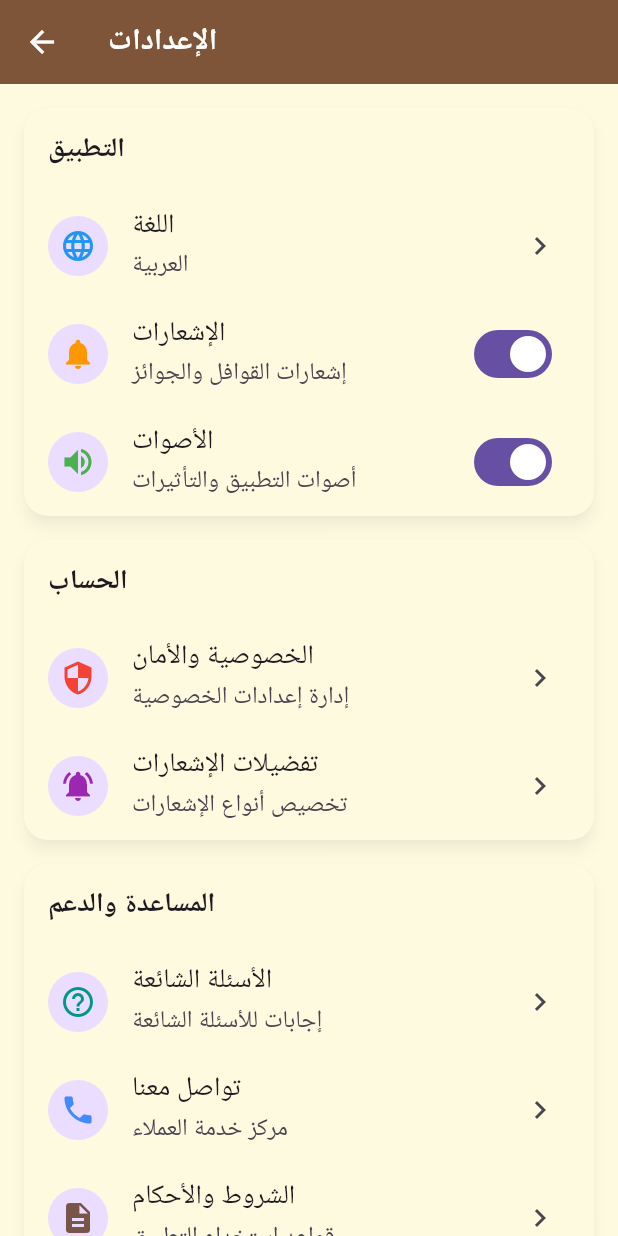
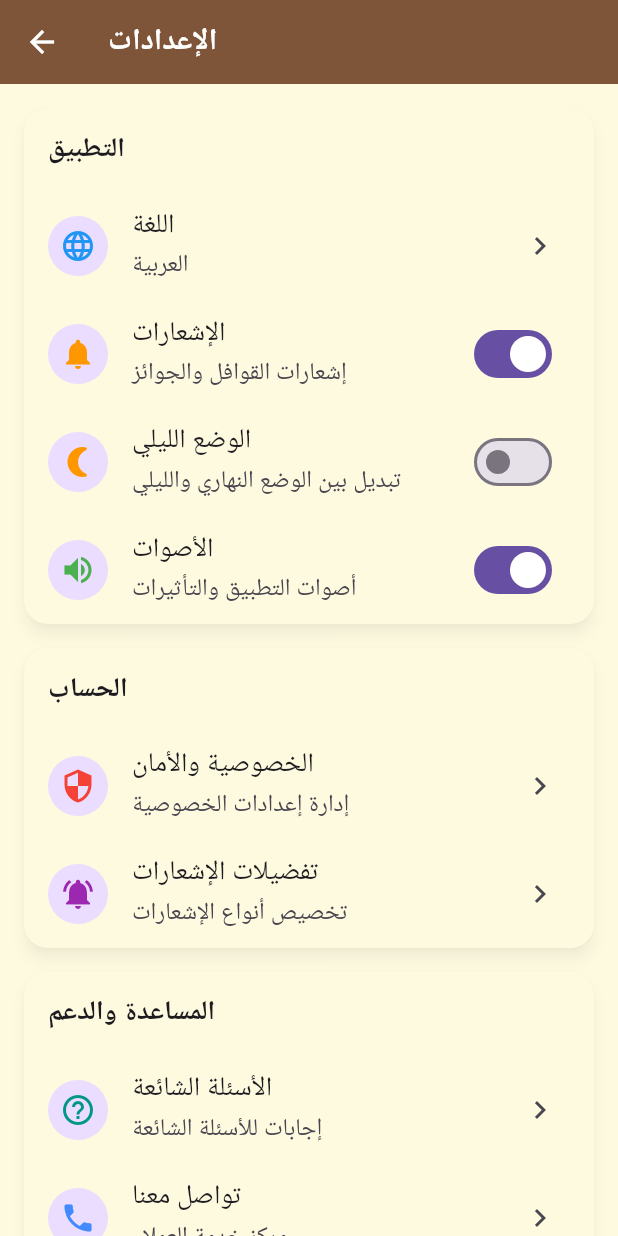
Before and after one commit to MahmoudAGaber/qafela-backend, a Flutter app: the SettingsScreen screen opened by its route, on a phone screen of 412 x 824 dp. Run offline on Flutter 3.47's test engine with Material 3 defaults, Android fonts, the phone set to English and light mode, and no system bars; our stand-ins replace image_picker; network calls fail.

Commit message:
Update index, main, widgets and add desert theme

```diff
--- a/lib/Settings.dart
+++ b/lib/Settings.dart
@@ -1,4 +1,6 @@
 import 'package:flutter/material.dart';
+import 'package:provider/provider.dart';
+import 'package:qafela/theme/theme_provider.dart';
 
 class SettingsScreen extends StatefulWidget {
   const SettingsScreen({super.key});
@@ -62,6 +64,16 @@ class _SettingsScreenState extends State<SettingsScreen> {
                   child: Icon(Icons.notifications, color: Colors.orange),
                 ),
               ),
+              SwitchListTile(
+                value: Provider.of<ThemeProvider>(context).isDark,
+                onChanged: (_) => Provider.of<ThemeProvider>(context, listen: false).toggleTheme(),
+                title: const Text("الوضع الليلي"),
+                subtitle: const Text("تبديل بين الوضع النهاري والليلي"),
+                secondary: const CircleAvatar(
+                  child: Icon(Icons.nightlight_round, color: Colors.orange),
+                ),
+              ),
+
               SwitchListTile(
                 value: soundsEnabled,
                 onChanged: (value) {
--- a/lib/index.dart
+++ b/lib/index.dart
@@ -19,7 +19,7 @@ class _IndexPageState extends State<IndexPage> {
 
   final mockUser = {
     "username": "محمد جابر",
-    "localRank": 86,
+
   };
 
   final mockLeaderboard = [
--- /dev/null
+++ b/lib/theme/desert_dark_theme.dart
@@ -0,0 +1,55 @@
+import 'package:flutter/material.dart';
+
+class DesertDarkTheme {
+  static final ThemeData theme = ThemeData(
+    brightness: Brightness.dark,
+    primaryColor: const Color(0xFF5D4037), // بني صحراوي داكن
+    scaffoldBackgroundColor: const Color(0xFF3E2723), // خلفية داكنة
+    appBarTheme: const AppBarTheme(
+      backgroundColor: Color(0xFF000000),
+      foregroundColor: Colors.white,
+      elevation: 2,
+    ),
+    colorScheme: const ColorScheme.dark(
+      primary: Color(0xFF5D4037),
+      secondary: Color(0xFFFFA000), // لون أصفر رملي للـ accents
+      background: Color(0xFF3E2723),
+      surface: Color(0xFF4E342E),
+      onPrimary: Colors.white,
+      onSecondary: Colors.black,
+      onSurface: Colors.white,
+    ),
+    floatingActionButtonTheme: const FloatingActionButtonThemeData(
+      backgroundColor: Color(0xFFFFA000),
+      foregroundColor: Colors.brown,
+    ),
+    buttonTheme: const ButtonThemeData(
+      buttonColor: Color(0xFFFFA000),
+      textTheme: ButtonTextTheme.primary,
+    ),
+    textTheme: const TextTheme(
+      bodyLarge: TextStyle(color: Colors.white),
+      bodyMedium: TextStyle(color: Colors.white70),
+      bodySmall: TextStyle(color: Colors.white60),
+    ),
+    cardTheme: CardTheme(
+      color: const Color(0xFF4E342E),
+      shadowColor: Colors.black54,
+      shape: RoundedRectangleBorder(borderRadius: BorderRadius.circular(16)),
+    ),
+    inputDecorationTheme: const InputDecorationTheme(
+      filled: true,
+      fillColor: Color(0xFF4E342E),
+      hintStyle: TextStyle(color: Colors.white54),
+      labelStyle: TextStyle(color: Colors.white70),
+      border: OutlineInputBorder(
+        borderRadius: BorderRadius.all(Radius.circular(12)),
+        borderSide: BorderSide(color: Colors.orange),
+      ),
+      focusedBorder: OutlineInputBorder(
+        borderRadius: BorderRadius.all(Radius.circular(12)),
+        borderSide: BorderSide(color: Color(0xFFFFA000)),
+      ),
+    ),
+  );
+}
--- /dev/null
+++ b/lib/theme/theme_provider.dart
@@ -0,0 +1,16 @@
+import 'package:flutter/material.dart';
+import 'package:qafela/theme/desert_theme.dart';
+import 'package:qafela/theme/desert_dark_theme.dart';
+
+class ThemeProvider extends ChangeNotifier {
+  bool _isDark = false;
+
+  bool get isDark => _isDark;
+
+  ThemeData get currentTheme => _isDark ? DesertDarkTheme.theme : DesertTheme.theme;
+
+  void toggleTheme() {
+    _isDark = !_isDark;
+    notifyListeners();
+  }
+}
--- a/lib/widgets/user_stats.dart
+++ b/lib/widgets/user_stats.dart
@@ -51,6 +51,7 @@ class _UserStatsState extends State<UserStats> {
         ],
         border: Border.all(color: Colors.orange.shade100),
       ),
+
       padding: const EdgeInsets.all(16),
       child: Column(
         children: [
--- a/pubspec.yaml
+++ b/pubspec.yaml
@@ -33,6 +33,7 @@ dependencies:
   google_fonts: ^6.0.0
   image_picker: ^0.8.7+5
   provider: ^6.0.5
+  uuid: ^4.5.1
 
 
 
```
Also changed, not shown: lib/Leaderboard.dart (+5 -4 lines), lib/LoginChoiceScreen.dart (added, +91 -0 lines), lib/LoginPage.dart (added, +152 -0 lines), lib/Profile.dart (+8 -2 lines), lib/main.dart (+16 -8 lines), lib/splash.dart (+7 -92 lines), pubspec.lock.
